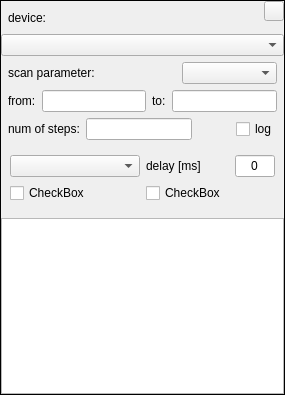
This is src/scanparameterselection.ui in marvin5300/general-purpose-control as Qt 5 draws it before an edit. The edited form follows.
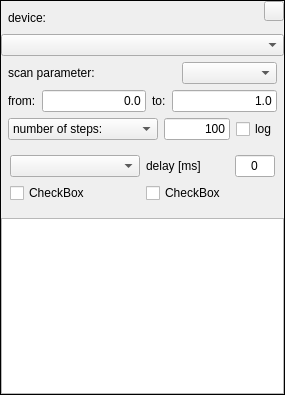
This is the edited form.

Commit message: Finished adding a working loop mechanism. Next steps will be: working progress bar and working measurement and scanParameter set functions.

Patch:
```diff
--- a/src/scanparameterselection.ui
+++ b/src/scanparameterselection.ui
@@ -281,6 +281,12 @@
          <height>0</height>
         </size>
        </property>
+       <property name="text">
+        <string>0.0</string>
+       </property>
+       <property name="alignment">
+        <set>Qt::AlignRight|Qt::AlignTrailing|Qt::AlignVCenter</set>
+       </property>
       </widget>
      </item>
      <item>
@@ -310,6 +316,12 @@
          <height>0</height>
         </size>
        </property>
+       <property name="text">
+        <string>1.0</string>
+       </property>
+       <property name="alignment">
+        <set>Qt::AlignRight|Qt::AlignTrailing|Qt::AlignVCenter</set>
+       </property>
       </widget>
      </item>
     </layout>
@@ -323,14 +335,40 @@
       <number>7</number>
      </property>
      <item>
-      <widget class="QLabel" name="stepsLabel">
-       <property name="text">
-        <string>num of steps:</string>
+      <widget class="QComboBox" name="stepsCombobox">
+       <property name="sizePolicy">
+        <sizepolicy hsizetype="Minimum" vsizetype="Fixed">
+         <horstretch>0</horstretch>
+         <verstretch>0</verstretch>
+        </sizepolicy>
        </property>
+       <property name="minimumSize">
+        <size>
+         <width>150</width>
+         <height>0</height>
+        </size>
+       </property>
+       <item>
+        <property name="text">
+         <string>number of steps:</string>
+        </property>
+       </item>
+       <item>
+        <property name="text">
+         <string>in increments of:</string>
+        </property>
+       </item>
       </widget>
      </item>
      <item>
-      <widget class="QLineEdit" name="stepsEdit"/>
+      <widget class="QLineEdit" name="stepsEdit">
+       <property name="text">
+        <string>100</string>
+       </property>
+       <property name="alignment">
+        <set>Qt::AlignRight|Qt::AlignTrailing|Qt::AlignVCenter</set>
+       </property>
+      </widget>
      </item>
      <item>
       <spacer name="horizontalSpacer_2">
```
The commit also changes 6 other files.
